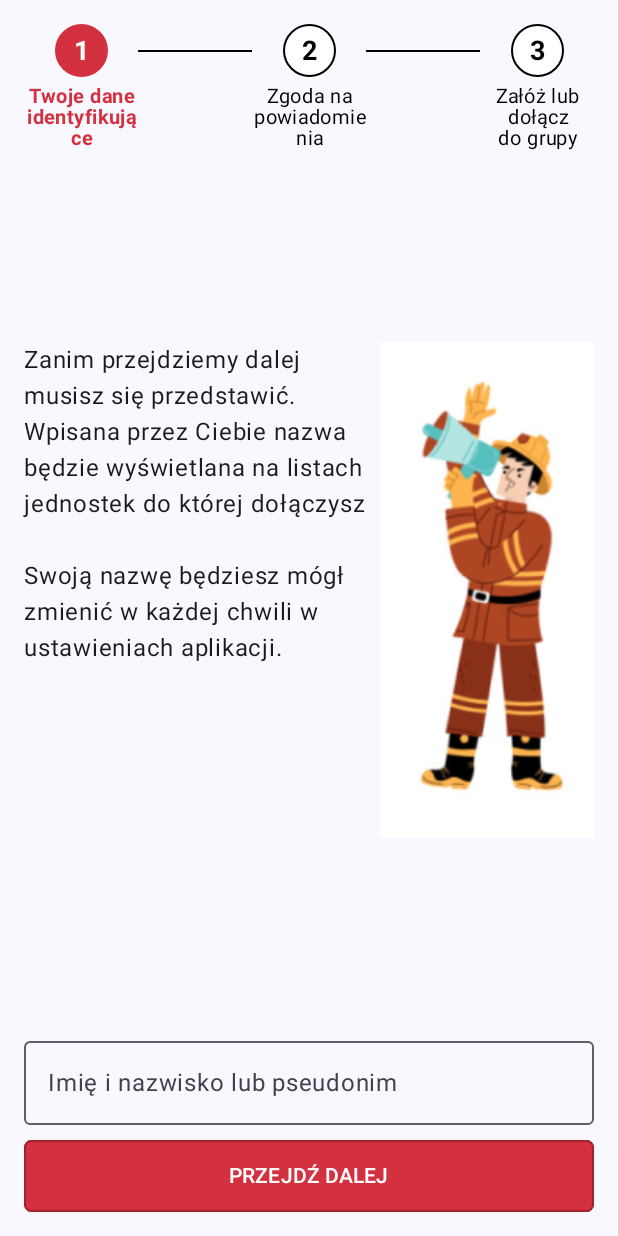
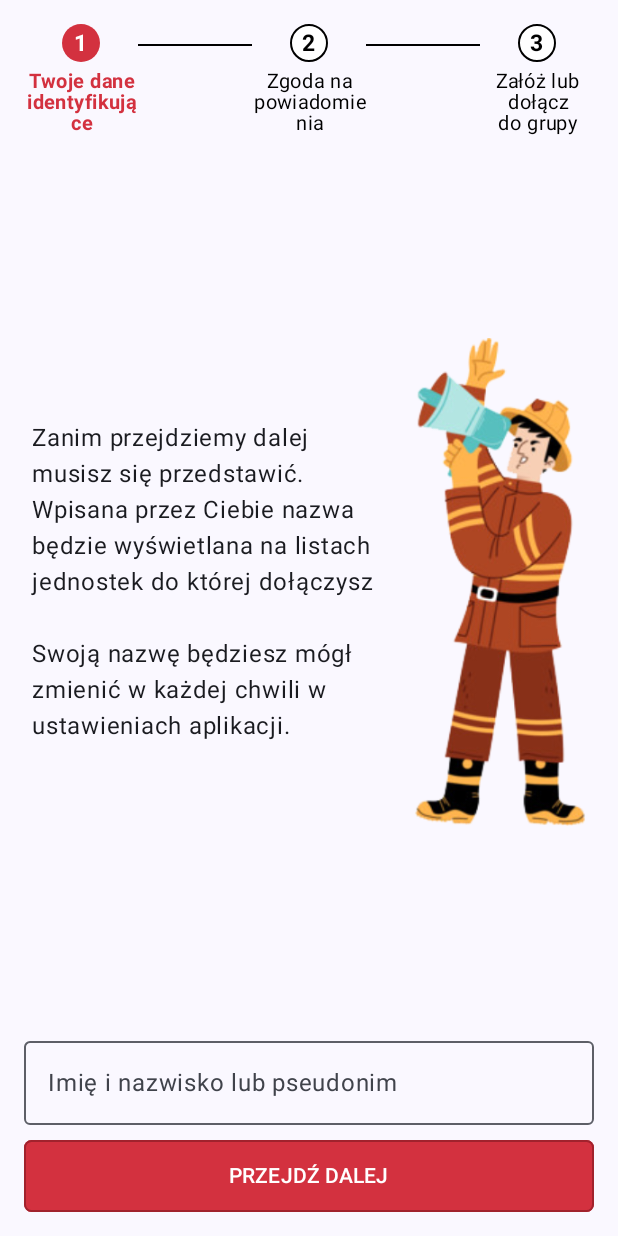
Before and after one commit to KarolCieslar/StatusOSP, an Android app built with Jetpack Compose: the screen it shows after launch (MainActivity), on a phone screen of 412 x 824 dp. Run offline under Robolectric (Android 15) with nearby library versions, the phone set to English and light mode, and no system bars.

Commit message:
Changes in First Installation step screens

```diff
--- a/app/src/main/java/pl/kcieslar/statusosp/MainActivity.kt
+++ b/app/src/main/java/pl/kcieslar/statusosp/MainActivity.kt
@@ -7,7 +7,7 @@ import androidx.compose.foundation.layout.fillMaxSize
 import androidx.compose.material3.MaterialTheme
 import androidx.compose.material3.Surface
 import androidx.compose.ui.Modifier
-import pl.kcieslar.statusosp.screens.firstopen.StepOneScreen
+import pl.kcieslar.statusosp.screens.firstopen.StepFirstScreen
 import pl.kcieslar.statusosp.ui.theme.StatusOSPTheme
 
 class MainActivity : ComponentActivity() {
@@ -17,7 +17,7 @@ class MainActivity : ComponentActivity() {
 
             StatusOSPTheme {
                 Surface(modifier = Modifier.fillMaxSize(), color = MaterialTheme.colorScheme.background) {
-                    StepOneScreen()
+                    StepFirstScreen()
                 }
             }
         }
--- a/app/src/main/java/pl/kcieslar/statusosp/screens/firstopen/StepOneScreen.kt
+++ b/app/src/main/java/pl/kcieslar/statusosp/screens/firstopen/StepFirstScreen.kt
@@ -18,12 +18,14 @@ import androidx.compose.runtime.getValue
 import androidx.compose.runtime.mutableStateOf
 import androidx.compose.runtime.saveable.rememberSaveable
 import androidx.compose.runtime.setValue
+import androidx.compose.ui.Alignment
 import androidx.compose.ui.Modifier
 import androidx.compose.ui.layout.ContentScale
 import androidx.compose.ui.platform.LocalContext
 import androidx.compose.ui.res.painterResource
 import androidx.compose.ui.tooling.preview.Preview
 import androidx.compose.ui.unit.dp
+import androidx.compose.ui.unit.sp
 import pl.kcieslar.statusosp.R
 import pl.kcieslar.statusosp.ui.theme.StatusOSPTheme
 import pl.kcieslar.statusosp.views.PrimaryButton
@@ -31,7 +33,7 @@ import pl.kcieslar.statusosp.views.StepView
 
 @OptIn(ExperimentalMaterial3Api::class)
 @Composable
-fun StepOneScreen() {
+fun StepFirstScreen() {
     var text by rememberSaveable { mutableStateOf("") }
     val context = LocalContext.current
 
@@ -43,16 +45,21 @@ fun StepOneScreen() {
     ) {
         StepView(0)
         Column {
-            Row(horizontalArrangement = Arrangement.Center) {
+            Row(
+                modifier = Modifier.padding(horizontal = 5.dp),
+                horizontalArrangement = Arrangement.spacedBy(26.dp),
+                verticalAlignment = Alignment.CenterVertically
+            ) {
                 Text(
                     modifier = Modifier.weight(1f),
+                    fontSize = 16.sp,
                     text = "Zanim przejdziemy dalej musisz się przedstawić. Wpisana przez Ciebie nazwa będzie wyświetlana na listach jednostek do której dołączysz\n\nSwoją nazwę będziesz mógł zmienić w każdej chwili w ustawieniach aplikacji."
                 )
                 Image(
-                    modifier = Modifier.weight(0.6f),
-                    painter = painterResource(id = R.drawable.image),
+                    modifier = Modifier.weight(0.5f),
+                    painter = painterResource(id = R.drawable.fireman_megaphone),
                     contentDescription = "Strażak",
-                    contentScale = ContentScale.Crop
+                    contentScale = ContentScale.Fit
                 )
             }
         }
@@ -75,8 +82,8 @@ fun StepOneScreen() {
 
 @Preview(showBackground = true)
 @Composable
-fun FirstOpenStepOneScreenPreview() {
+fun StepFirstScreenPreview() {
     StatusOSPTheme {
-        StepOneScreen()
+        StepFirstScreen()
     }
 }
--- a/app/src/main/java/pl/kcieslar/statusosp/views/StepView.kt
+++ b/app/src/main/java/pl/kcieslar/statusosp/views/StepView.kt
@@ -9,7 +9,6 @@ import androidx.compose.foundation.layout.Row
 import androidx.compose.foundation.layout.fillMaxWidth
 import androidx.compose.foundation.layout.padding
 import androidx.compose.foundation.layout.size
-import androidx.compose.foundation.layout.widthIn
 import androidx.compose.foundation.layout.wrapContentSize
 import androidx.compose.foundation.shape.CircleShape
 import androidx.compose.material3.Divider
@@ -72,7 +71,7 @@ fun OneStepView(
     ) {
         Box(
             modifier = Modifier
-                .size(35.dp)
+                .size(25.dp)
                 .align(Alignment.CenterHorizontally)
                 .border(
                     shape = CircleShape,
@@ -85,7 +84,7 @@ fun OneStepView(
             Text(
                 modifier = Modifier.align(Alignment.Center),
                 text = stepText,
-                fontSize = 18.sp,
+                fontSize = 15.sp,
                 color = if (isSelected) Color.White else Color.Black,
                 fontWeight = FontWeight.Bold
             )
@@ -105,7 +104,7 @@ fun OneStepView(
 @Composable
 fun CustomDivider(modifier: Modifier, isSelected: Boolean) {
     Divider(
-        modifier = modifier.padding(top = 17.dp),
+        modifier = modifier.padding(top = 13.dp),
         color = if (isSelected) PrimaryRed else Color.Black,
         thickness = 1.dp
     )
```
Also changed, not shown: app/src/main/java/pl/kcieslar/statusosp/screens/firstopen/StepSecondSreen.kt (+16 -9 lines), app/src/main/java/pl/kcieslar/statusosp/screens/firstopen/StepThirdScreen.kt (renamed from app/src/main/java/pl/kcieslar/statusosp/screens/firstopen/StepThirdSreen.kt, +26 -32 lines), app/src/main/res/drawable/fireman_cat.png (added), app/src/main/res/drawable/fireman_ladder.png (added), app/src/main/res/drawable/fireman_megaphone.png (added), app/src/main/res/drawable/image.png (deleted).
